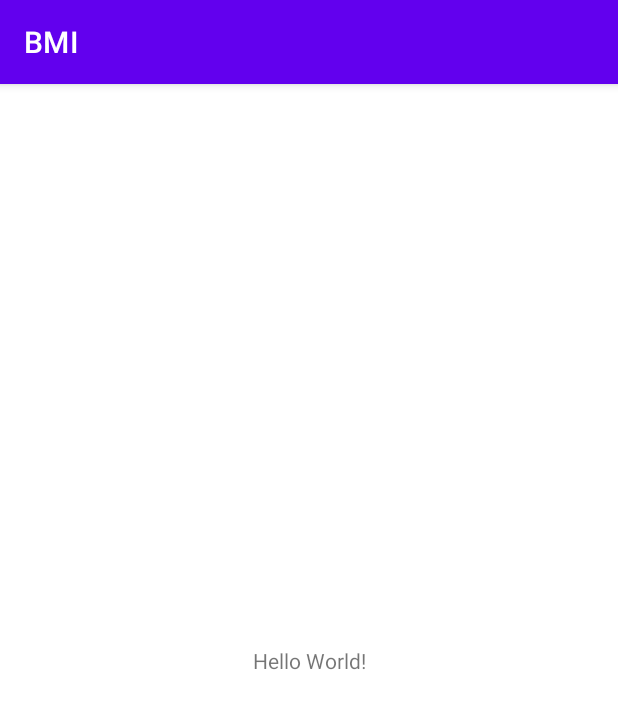
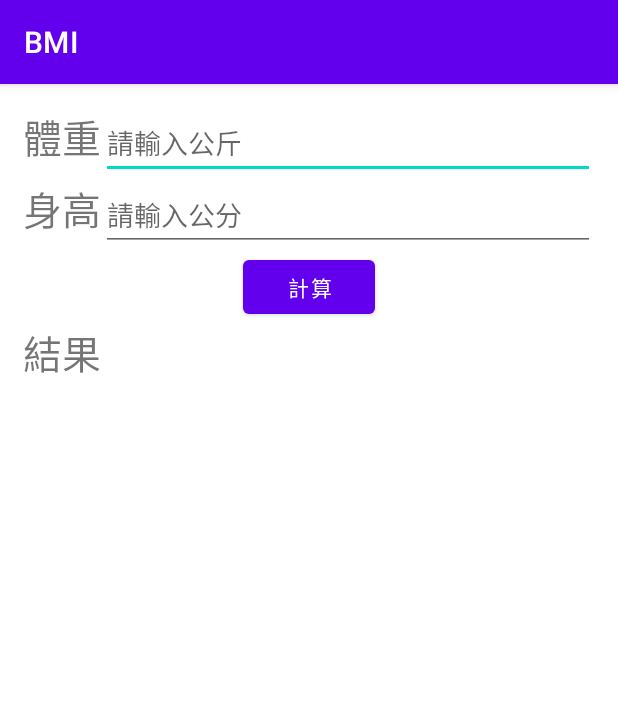
Before and after one commit to HANK-CHAN/bmi, an Android app: the screen it shows after launch (MainActivity), on a phone screen of 412 x 824 dp. Shown: the top 709 px of the screen. Run offline under Robolectric (Android 15) with nearby library versions, the phone set to English and light mode, and no system bars.

Commit message:
BMI計算完成

```diff
--- a/app/src/main/java/com/tw/ch/lcc/hankchan/bmi/MainActivity.java
+++ b/app/src/main/java/com/tw/ch/lcc/hankchan/bmi/MainActivity.java
@@ -3,12 +3,31 @@ package com.tw.ch.lcc.hankchan.bmi;
 import androidx.appcompat.app.AppCompatActivity;
 
 import android.os.Bundle;
+import android.view.View;
+import android.widget.EditText;
+import android.widget.TextView;
 
 public class MainActivity extends AppCompatActivity {
+
+    private TextView result;   // 用來顯示結果的
+    private EditText weight,height; // 讓使用者輸入的
+
 
     @Override
     protected void onCreate(Bundle savedInstanceState) {
         super.onCreate(savedInstanceState);
-        setContentView(R.layout.activity_main);
+        setContentView(R.layout.activity_main);  // 將布局檔載入
+
+        result = findViewById(R.id.result);
+        weight = findViewById(R.id.userweight);
+        height = findViewById(R.id.userheight);
+    }
+
+    public void bmiClick(View v){ // 讓布局檔乎叫的方法，權限一定要是 public
+        float userweight = Float.parseFloat(weight.getText().toString());
+        float userheight = Float.parseFloat(height.getText().toString());
+        float bmi = userweight/((userheight/100)*(userheight/100));
+
+        result.setText("結果:"+bmi);
     }
 }
--- a/app/src/main/res/layout/activity_main.xml
+++ b/app/src/main/res/layout/activity_main.xml
@@ -1,18 +1,69 @@
 <?xml version="1.0" encoding="utf-8"?>
-<androidx.constraintlayout.widget.ConstraintLayout xmlns:android="http://schemas.android.com/apk/res/android"
-    xmlns:app="http://schemas.android.com/apk/res-auto"
-    xmlns:tools="http://schemas.android.com/tools"
+<LinearLayout xmlns:android="http://schemas.android.com/apk/res/android"
     android:layout_width="match_parent"
     android:layout_height="match_parent"
-    tools:context=".MainActivity">
+    android:orientation="vertical"
+    android:layout_margin="15dp"
+
+    >
+
+    <LinearLayout
+        android:layout_width="match_parent"
+        android:layout_height="wrap_content"
+        android:orientation="horizontal">
+
+        <TextView
+            android:layout_width="wrap_content"
+            android:layout_height="wrap_content"
+            android:text="體重"
+            android:textSize="26sp"/>
+
+        <EditText
+            android:layout_width="match_parent"
+            android:layout_height="wrap_content"
+            android:id="@+id/userweight"
+            android:hint="請輸入公斤"/>
+
+    </LinearLayout>
+
+    <LinearLayout
+        android:layout_width="match_parent"
+        android:layout_height="wrap_content"
+        android:orientation="horizontal">
+
+        <TextView
+            android:layout_width="wrap_content"
+            android:layout_height="wrap_content"
+            android:text="身高"
+            android:textSize="26sp"/>
+
+        <EditText
+            android:layout_width="match_parent"
+            android:layout_height="wrap_content"
+            android:id="@+id/userheight"
+            android:hint="請輸入公分"/>
+
+    </LinearLayout>
+
+    <LinearLayout
+        android:layout_width="match_parent"
+        android:layout_height="wrap_content"
+        android:orientation="horizontal"
+        android:gravity="center">
+
+        <Button
+            android:layout_width="wrap_content"
+            android:layout_height="wrap_content"
+            android:text="計算"
+            android:onClick="bmiClick"/>
+
+    </LinearLayout>
 
     <TextView
         android:layout_width="wrap_content"
         android:layout_height="wrap_content"
-        android:text="Hello World!"
-        app:layout_constraintBottom_toBottomOf="parent"
-        app:layout_constraintLeft_toLeftOf="parent"
-        app:layout_constraintRight_toRightOf="parent"
-        app:layout_constraintTop_toTopOf="parent" />
+        android:id="@+id/result"
+        android:text="結果"
+        android:textSize="26sp"/>
 
-</androidx.constraintlayout.widget.ConstraintLayout>
+</LinearLayout>
```
